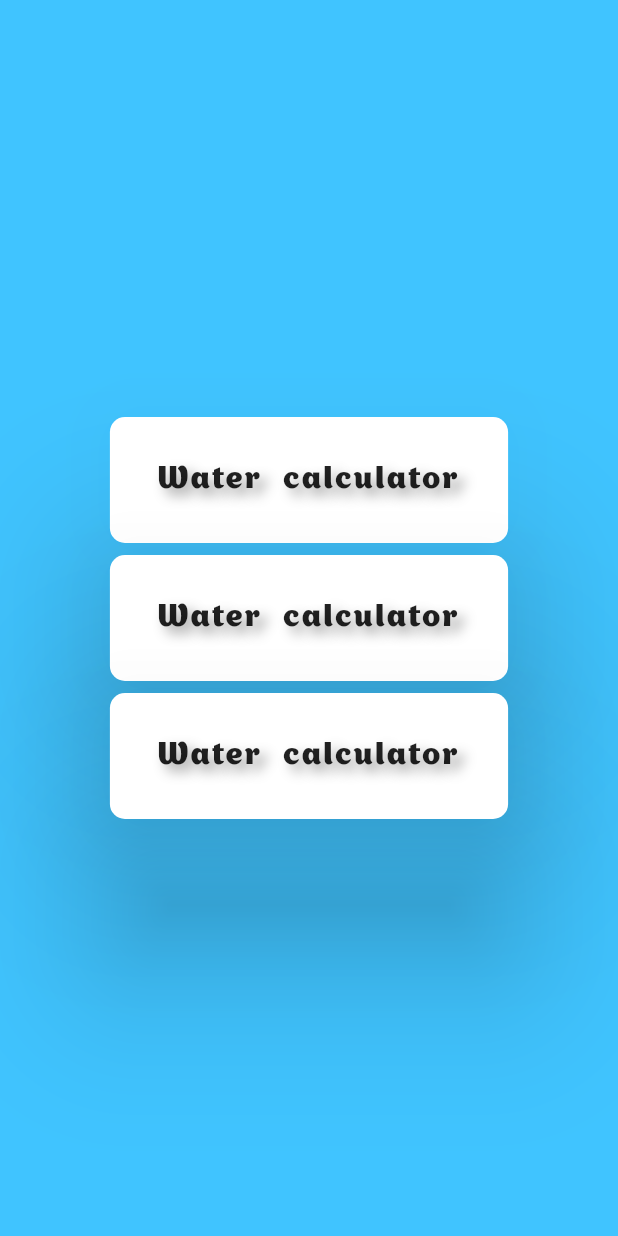
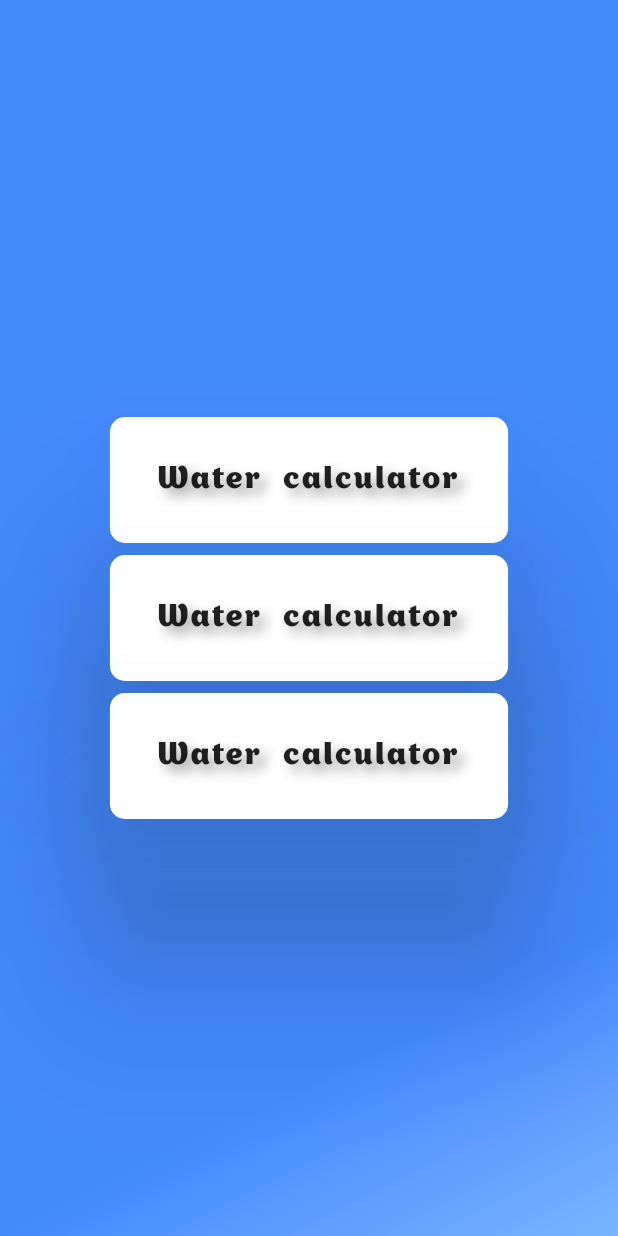
Before and after one commit to wovilon/WaterCalculatorApp, a Flutter app: the screen it shows after launch, on a phone screen of 412 x 824 dp. Run offline on Flutter 3.47's test engine with Material 2 defaults, Android fonts, the phone set to English and light mode, and no system bars; our stand-ins replace device_preview.

Commit message:
background gradient

```diff
--- a/lib/main.dart
+++ b/lib/main.dart
@@ -1,3 +1,4 @@
+
 import 'package:flutter/material.dart';
 import 'package:flutter_localizations/flutter_localizations.dart';
 import 'package:water_calculator_app/screens/FoodScreen.dart';
@@ -6,7 +7,7 @@ import 'package:water_calculator_app/screens/WaterScreen.dart';
 import 'package:water_calculator_app/util/LocalizationUtil.dart';
 import 'util/DemoLocalizationDelegate.dart';
 import 'util/Routes.dart';
-
+import 'package:device_preview/device_preview.dart';
 
 
 
@@ -33,7 +34,9 @@ class MyApp extends StatelessWidget {
   Widget build(BuildContext context) {
     return MaterialApp(
       debugShowCheckedModeBanner: false,
-      locale: Locale('en', ''),
+        locale: DevicePreview.of(context).locale, //device preview lib
+        builder: DevicePreview.appBuilder,  //device preview lib
+      //locale: Locale('en', ''),
       onGenerateTitle: (BuildContext context) => Lang.of(context).title,
       localizationsDelegates: [
         const DemoLocalizationsDelegate(),
@@ -55,6 +58,9 @@ class MyApp extends StatelessWidget {
   }
 }
 
-void main() {
-  runApp(DevicePreview(child: MyApp()));
-}
+void main() => runApp(
+  DevicePreview(
+    enabled: false,   //!kReleaseMode,
+    builder: (context) => MyApp(),
+  ),
+);
--- a/lib/res/ResColor.dart
+++ b/lib/res/ResColor.dart
@@ -1,7 +1,9 @@
 
 import 'package:flutter/material.dart';
-import 'package:water_calculator_app/screens/MainScreen.dart';
 
 class ResColor{
   static const BackGround = Colors.lightBlueAccent;
+  static const BDGrad1 = Colors.blueAccent;
+  static const BDGrad2 = Color.fromRGBO(120, 180, 255, 100);
+
 }
--- a/lib/screens/MainScreen.dart
+++ b/lib/screens/MainScreen.dart
@@ -54,6 +54,13 @@ class MenuButtonState extends State<MenuButton>{
 class BackGround extends StatelessWidget {
   @override
   Widget build(BuildContext context) {
-    return Container(color: ResColor.BackGround,);
+    return Container(
+      decoration: BoxDecoration(gradient: LinearGradient(
+        begin: Alignment.topLeft,
+        end: Alignment.bottomRight,
+        colors: [ResColor.BDGrad1, ResColor.BDGrad2],
+        stops: [0.8, 1]
+      )),
+    );
   }
 }
--- a/pubspec.yaml
+++ b/pubspec.yaml
@@ -25,6 +25,7 @@ dependencies:
     sdk: flutter
   flutter_localizations:
     sdk: flutter
+  device_preview: ^0.4.8
 
 
   # The following adds the Cupertino Icons font to your application.
```
